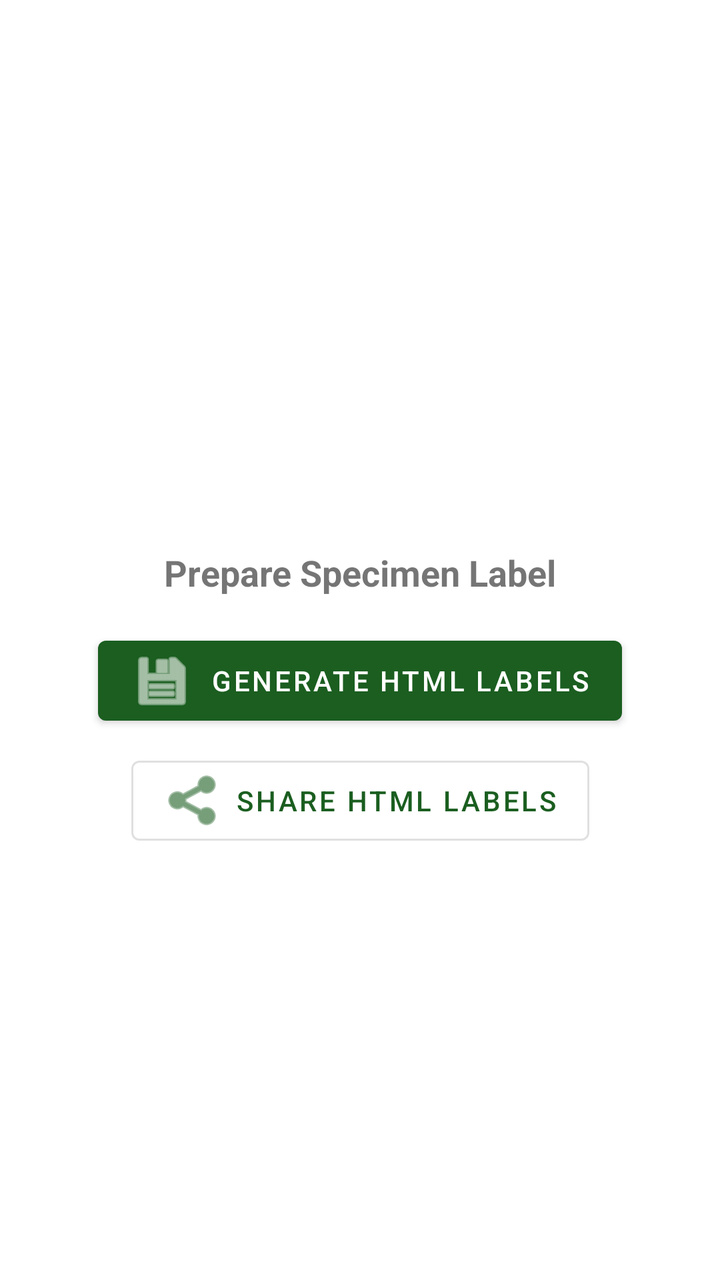
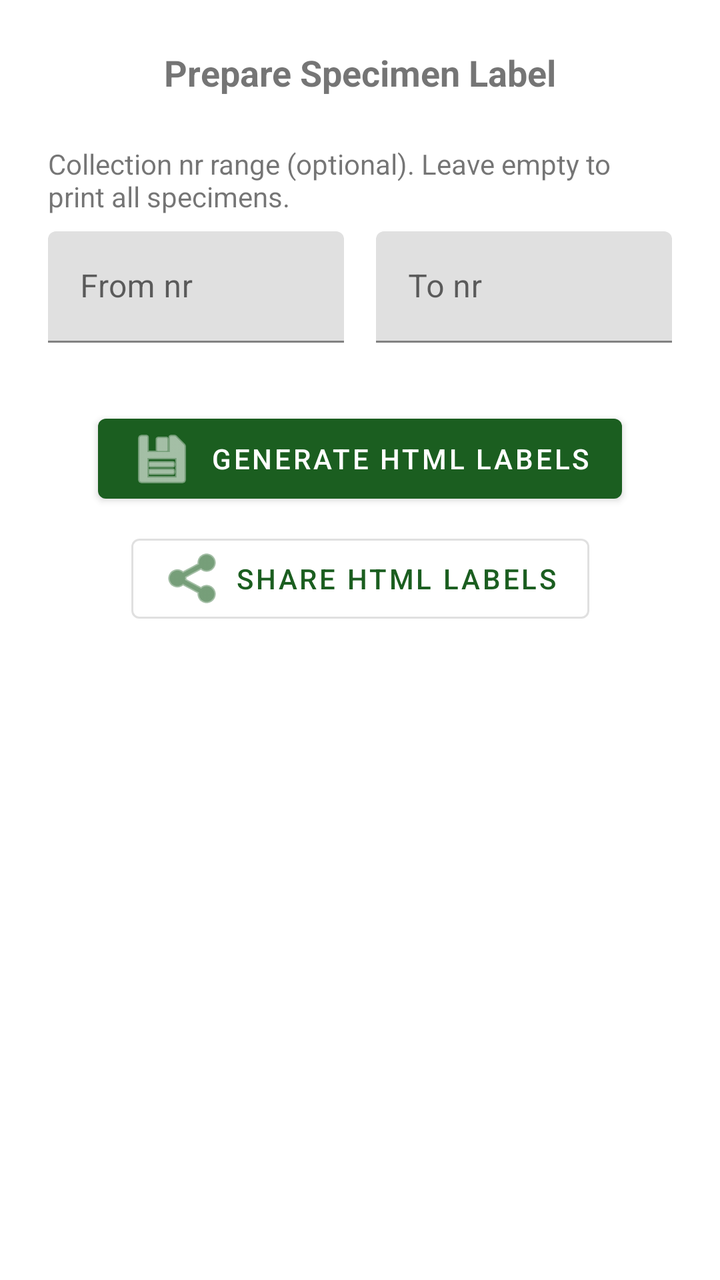

An Android layout rendered at two revisions. The XML below is the earlier revision; the diff shows what the commit changed to produce the second picture.
<!-- AndroidManifest.xml: activity theme Theme.SlimeRecords -->
<!-- res/layout/activity_print.xml -->
<?xml version="1.0" encoding="utf-8"?>
<androidx.constraintlayout.widget.ConstraintLayout xmlns:android="http://schemas.android.com/apk/res/android"
    xmlns:app="http://schemas.android.com/apk/res-auto"
    android:layout_width="match_parent"
    android:layout_height="match_parent"
    android:padding="24dp">

    <TextView
        android:id="@+id/text_info"
        android:layout_width="wrap_content"
        android:layout_height="wrap_content"
        android:text="Prepare Specimen Label"
        android:textSize="18sp"
        android:textStyle="bold"
        app:layout_constraintBottom_toTopOf="@+id/btn_generate_label"
        app:layout_constraintEnd_toEndOf="parent"
        app:layout_constraintStart_toStartOf="parent"
        app:layout_constraintTop_toTopOf="parent"
        app:layout_constraintVertical_chainStyle="packed" />

    <com.google.android.material.button.MaterialButton
        android:id="@+id/btn_generate_label"
        android:layout_width="wrap_content"
        android:layout_height="wrap_content"
        android:layout_marginTop="16dp"
        android:text="Generate HTML Labels"
        app:icon="@android:drawable/ic_menu_save"
        app:layout_constraintBottom_toBottomOf="parent"
        app:layout_constraintEnd_toEndOf="parent"
        app:layout_constraintStart_toStartOf="parent"
        app:layout_constraintTop_toBottomOf="@id/text_info" />

    <com.google.android.material.button.MaterialButton
        android:id="@+id/btn_share_label"
        android:layout_width="wrap_content"
        android:layout_height="wrap_content"
        android:layout_marginTop="8dp"
        android:text="Share HTML Labels"
        style="@style/Widget.MaterialComponents.Button.OutlinedButton"
        app:icon="@android:drawable/ic_menu_share"
        app:layout_constraintTop_toBottomOf="@id/btn_generate_label"
        app:layout_constraintEnd_toEndOf="parent"
        app:layout_constraintStart_toStartOf="parent" />

</androidx.constraintlayout.widget.ConstraintLayout>
<!-- resources referenced by this layout -->
<resources>
  <style name="Theme.SlimeRecords" parent="Theme.MaterialComponents.DayNight.NoActionBar">
  
          <item name="colorPrimary">#1B5E20</item>
          <item name="colorPrimaryVariant">#003308</item>
          <item name="colorOnPrimary">#FFFFFF</item>
  
          <item name="colorSecondary">#BF360C</item>
          <item name="colorSecondaryVariant">#870000</item>
          <item name="colorOnSecondary">#FFFFFF</item>
  
          <item name="actionMenuTextColor">#FFFFFF</item>
      </style>
</resources>

<!-- the commit's change to res/layout/activity_print.xml (unified diff, before → after) -->
@@ -12,23 +12,72 @@
         android:text="Prepare Specimen Label"
         android:textSize="18sp"
         android:textStyle="bold"
-        app:layout_constraintBottom_toTopOf="@+id/btn_generate_label"
         app:layout_constraintEnd_toEndOf="parent"
         app:layout_constraintStart_toStartOf="parent"
-        app:layout_constraintTop_toTopOf="parent"
-        app:layout_constraintVertical_chainStyle="packed" />
+        app:layout_constraintTop_toTopOf="parent" />
+
+    <TextView
+        android:id="@+id/text_range_hint"
+        android:layout_width="match_parent"
+        android:layout_height="wrap_content"
+        android:layout_marginTop="24dp"
+        android:text="Collection nr range (optional). Leave empty to print all specimens."
+        android:textSize="14sp"
+        app:layout_constraintEnd_toEndOf="parent"
+        app:layout_constraintStart_toStartOf="parent"
+        app:layout_constraintTop_toBottomOf="@id/text_info" />
+
+    <LinearLayout
+        android:id="@+id/layout_range"
+        android:layout_width="match_parent"
+        android:layout_height="wrap_content"
+        android:layout_marginTop="8dp"
+        android:orientation="horizontal"
+        app:layout_constraintEnd_toEndOf="parent"
+        app:layout_constraintStart_toStartOf="parent"
+        app:layout_constraintTop_toBottomOf="@id/text_range_hint">
+
+        <com.google.android.material.textfield.TextInputLayout
+            android:layout_width="0dp"
+            android:layout_height="wrap_content"
+            android:layout_marginEnd="8dp"
+            android:layout_weight="1"
+            android:hint="From nr">
+
+            <com.google.android.material.textfield.TextInputEditText
+                android:id="@+id/input_range_from"
+                android:layout_width="match_parent"
+                android:layout_height="wrap_content"
+                android:imeOptions="actionNext"
+                android:inputType="number" />
+        </com.google.android.material.textfield.TextInputLayout>
+
+        <com.google.android.material.textfield.TextInputLayout
+            android:layout_width="0dp"
+            android:layout_height="wrap_content"
+            android:layout_marginStart="8dp"
+            android:layout_weight="1"
+            android:hint="To nr">
+
+            <com.google.android.material.textfield.TextInputEditText
+                android:id="@+id/input_range_to"
+                android:layout_width="match_parent"
+                android:layout_height="wrap_content"
+                android:imeOptions="actionDone"
+                android:inputType="number" />
+        </com.google.android.material.textfield.TextInputLayout>
+    </LinearLayout>
 
     <com.google.android.material.button.MaterialButton
         android:id="@+id/btn_generate_label"
         android:layout_width="wrap_content"
         android:layout_height="wrap_content"
-        android:layout_marginTop="16dp"
+        android:layout_marginTop="32dp"
         android:text="Generate HTML Labels"
         app:icon="@android:drawable/ic_menu_save"
-        app:layout_constraintBottom_toBottomOf="parent"
         app:layout_constraintEnd_toEndOf="parent"
         app:layout_constraintStart_toStartOf="parent"
-        app:layout_constraintTop_toBottomOf="@id/text_info" />
+        app:layout_constraintTop_toBottomOf="@id/layout_range" />
 
     <com.google.android.material.button.MaterialButton
         android:id="@+id/btn_share_label"
